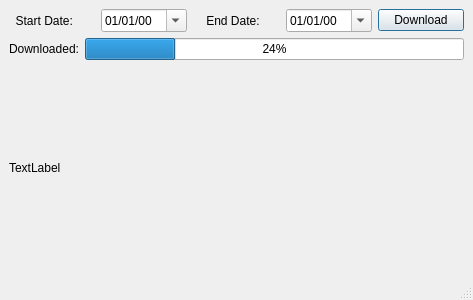
This is src/main-window-gui.ui in sahilgupta/hakija as Qt 5 draws it before an edit. The edited form follows.
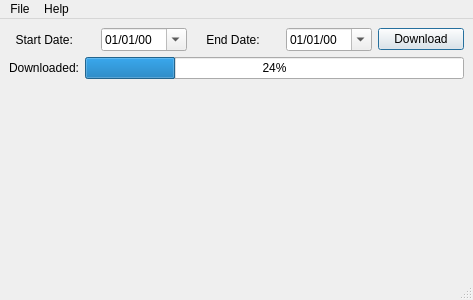
This is the edited form.

Commit message: Multi-threading is finally working. Issue with window resizing. Need to sanitize code.

What changed in the file:
```diff
--- a/src/main-window-gui.ui
+++ b/src/main-window-gui.ui
@@ -114,7 +114,7 @@
          <bool>true</bool>
         </property>
         <property name="text">
-         <string>TextLabel</string>
+         <string/>
         </property>
        </widget>
       </item>
@@ -132,6 +132,20 @@
      <height>23</height>
     </rect>
    </property>
+   <widget class="QMenu" name="menuFile">
+    <property name="title">
+     <string>File</string>
+    </property>
+    <addaction name="actionExit"/>
+   </widget>
+   <widget class="QMenu" name="menuHelp">
+    <property name="title">
+     <string>Help</string>
+    </property>
+    <addaction name="actionAbout_2"/>
+   </widget>
+   <addaction name="menuFile"/>
+   <addaction name="menuHelp"/>
   </widget>
  </widget>
  <resources/>
```
Left out of the diff: 17 changed lines with no effect on the pictures. The commit also changes 2 other files.
